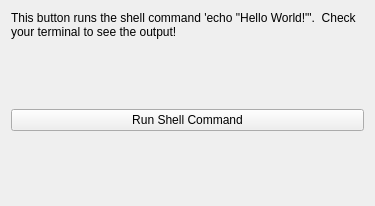
Above: examples/shell_command/shell_command.ui from slaclab/pydm before the change. Below: the same form after it.
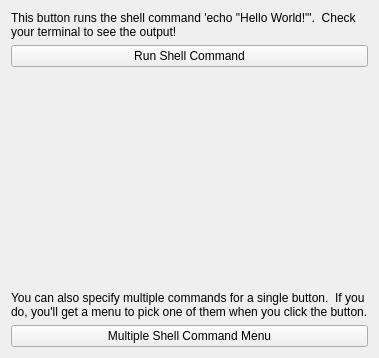
That is the form after the change. Custom widgets are drawn as their Qt base class.

Commit message: Add support for multiple commands attached to one shell command button - if you use multiple commands, clicking the button will present you with a menu to pick which command to run.

```diff
--- a/examples/shell_command/shell_command.ui
+++ b/examples/shell_command/shell_command.ui
@@ -6,8 +6,8 @@
    <rect>
     <x>0</x>
     <y>0</y>
-    <width>375</width>
-    <height>206</height>
+    <width>379</width>
+    <height>358</height>
    </rect>
   </property>
   <property name="windowTitle">
@@ -30,19 +30,6 @@
      </property>
     </widget>
    </item>
-   <item>
-    <spacer name="verticalSpacer_2">
-     <property name="orientation">
-      <enum>Qt::Vertical</enum>
-     </property>
-     <property name="sizeHint" stdset="0">
-      <size>
-       <width>20</width>
-       <height>40</height>
-      </size>
-     </property>
-    </spacer>
-   </item>
    <item>
     <widget class="PyDMShellCommand" name="PyDMShellCommand">
      <property name="toolTip">
@@ -72,6 +59,38 @@
      </property>
     </spacer>
    </item>
+   <item>
+    <widget class="QLabel" name="label_2">
+     <property name="text">
+      <string>You can also specify multiple commands for a single button.  If you do, you'll get a menu to pick one of them when you click the button.</string>
+     </property>
+     <property name="wordWrap">
+      <bool>true</bool>
+     </property>
+    </widget>
+   </item>
+   <item>
+    <widget class="PyDMShellCommand" name="PyDMShellCommand_2">
+     <property name="toolTip">
+      <string/>
+     </property>
+     <property name="text">
+      <string>Multiple Shell Command Menu</string>
+     </property>
+     <property name="titles" stdset="0">
+      <stringlist>
+       <string>Print &quot;Hello, World!&quot; to terminal</string>
+       <string>Print current working directory to terminal</string>
+      </stringlist>
+     </property>
+     <property name="commands" stdset="0">
+      <stringlist>
+       <string>echo &quot;Hello, World!&quot;</string>
+       <string>echo `pwd`</string>
+      </stringlist>
+     </property>
+    </widget>
+   </item>
   </layout>
  </widget>
  <customwidgets>
```
Left out of the diff: 3 changed lines with no effect on the pictures. The commit also changes 2 other files.
